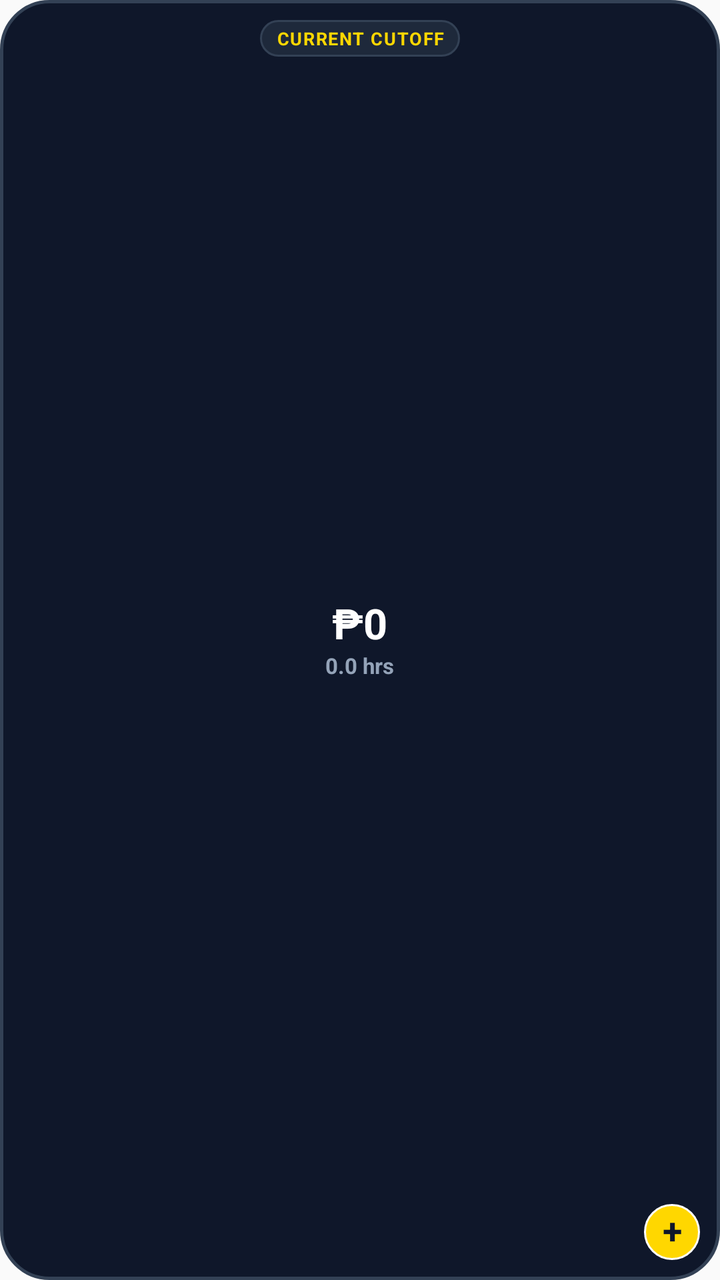
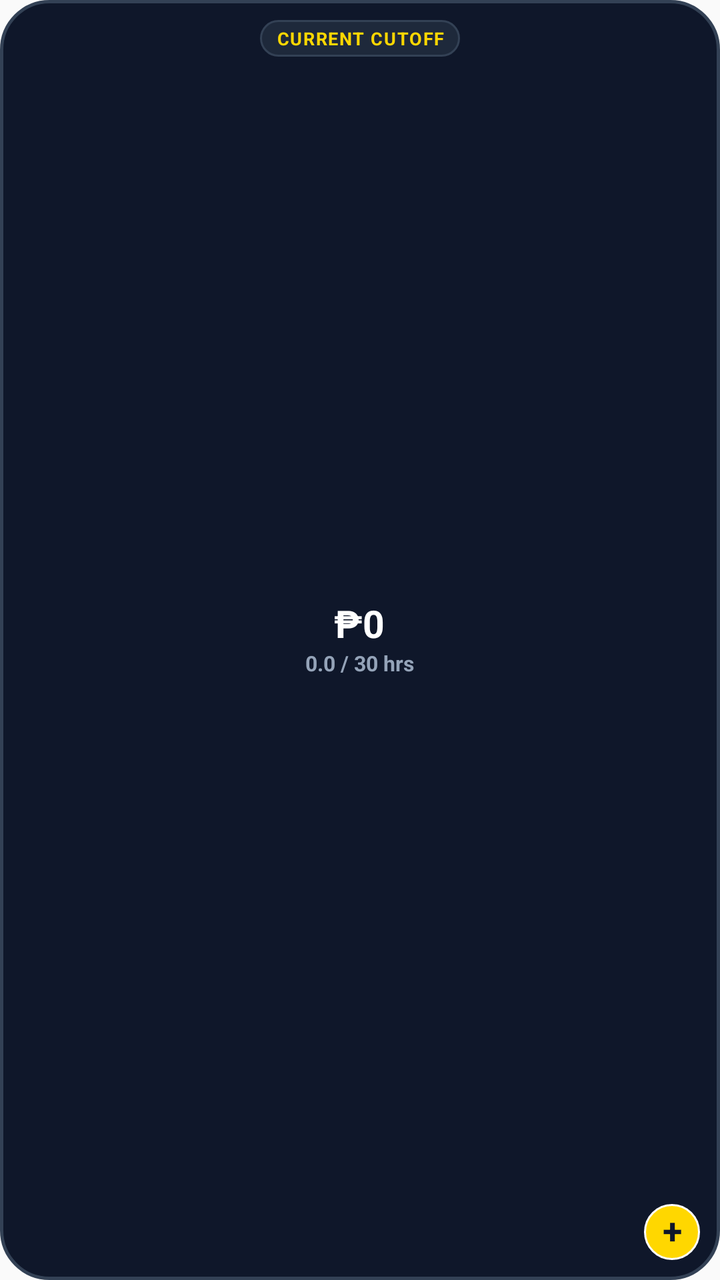

The first picture is an Android layout as it rendered before a commit; the second is the same layout after the commit. The layout source and the unified diff follow.
<!-- AndroidManifest.xml: application theme Theme.OTTracker -->
<!-- res/layout/widget_compact_gauge.xml -->
<?xml version="1.0" encoding="utf-8"?>
<RelativeLayout xmlns:android="http://schemas.android.com/apk/res/android"
    android:id="@+id/widget_compact_root"
    android:layout_width="match_parent"
    android:layout_height="match_parent"
    android:background="@drawable/widget_compact_bg"
    android:padding="10dp">

    
    <TextView
        android:id="@+id/widget_compact_badge"
        android:layout_width="wrap_content"
        android:layout_height="wrap_content"
        android:layout_alignParentTop="true"
        android:layout_centerHorizontal="true"
        android:background="@drawable/widget_pill_badge_bg"
        android:gravity="center"
        android:letterSpacing="0.06"
        android:paddingStart="8dp"
        android:paddingTop="3dp"
        android:paddingEnd="8dp"
        android:paddingBottom="3dp"
        android:text="CURRENT CUTOFF"
        android:textColor="@color/widget_gold_accent"
        android:textSize="9sp"
        android:textStyle="bold" />

    
    <RelativeLayout
        android:id="@+id/widget_compact_center_container"
        android:layout_width="wrap_content"
        android:layout_height="wrap_content"
        android:layout_centerInParent="true">

        
        <ImageView
            android:id="@+id/widget_compact_gauge_img"
            android:layout_width="118dp"
            android:layout_height="118dp"
            android:layout_centerInParent="true"
            android:contentDescription="Overtime Progress Ring"
            android:scaleType="fitCenter" />

        
        <LinearLayout
            android:layout_width="wrap_content"
            android:layout_height="wrap_content"
            android:layout_centerInParent="true"
            android:gravity="center"
            android:orientation="vertical">

            <TextView
                android:id="@+id/widget_compact_pay"
                android:layout_width="wrap_content"
                android:layout_height="wrap_content"
                android:ellipsize="end"
                android:includeFontPadding="false"
                android:maxLines="1"
                android:text="₱0"
                android:textColor="#FFFFFF"
                android:textSize="21sp"
                android:textStyle="bold" />

            <TextView
                android:id="@+id/widget_compact_hours"
                android:layout_width="wrap_content"
                android:layout_height="wrap_content"
                android:layout_marginTop="2dp"
                android:ellipsize="end"
                android:includeFontPadding="false"
                android:maxLines="1"
                android:text="0.0 hrs"
                android:textColor="@color/widget_text_muted"
                android:textSize="11sp"
                android:textStyle="bold" />
        </LinearLayout>
    </RelativeLayout>

    
    <TextView
        android:id="@+id/widget_compact_add_btn"
        android:layout_width="28dp"
        android:layout_height="28dp"
        android:layout_alignParentEnd="true"
        android:layout_alignParentBottom="true"
        android:background="@drawable/widget_gold_circle_btn"
        android:gravity="center"
        android:includeFontPadding="false"
        android:text="+"
        android:textColor="#0F172A"
        android:textSize="18sp"
        android:textStyle="bold" />

</RelativeLayout>
<!-- resources referenced by this layout -->
<resources>
  <color name="widget_gold_accent">#FFD700</color>
  <color name="widget_text_muted">#94A3B8</color>
  <!-- drawable widget_compact_bg (drawable) -->
  <?xml version="1.0" encoding="utf-8"?>
  <shape xmlns:android="http://schemas.android.com/apk/res/android"
      android:shape="rectangle">
      <solid android:color="@color/widget_dark_bg" />
      <stroke
          android:width="1.5dp"
          android:color="@color/widget_dark_border" />
      <corners android:radius="24dp" />
  </shape>
  <!-- drawable widget_gold_circle_btn (drawable) -->
  <?xml version="1.0" encoding="utf-8"?>
  <shape xmlns:android="http://schemas.android.com/apk/res/android"
      android:shape="oval">
      <solid android:color="@color/widget_gold_accent" />
      <stroke
          android:width="1dp"
          android:color="#FFFFFF" />
  </shape>
  <!-- drawable widget_pill_badge_bg (drawable) -->
  <?xml version="1.0" encoding="utf-8"?>
  <shape xmlns:android="http://schemas.android.com/apk/res/android"
      android:shape="rectangle">
      <solid android:color="@color/widget_dark_card" />
      <stroke
          android:width="1dp"
          android:color="@color/widget_dark_border" />
      <corners android:radius="12dp" />
  </shape>
  <style name="Theme.OTTracker" parent="android:Theme.Material.Light.NoActionBar" />
  <color name="widget_dark_bg">#0F172A</color>
  <color name="widget_dark_border">#334155</color>
  <color name="widget_dark_card">#1E293B</color>
</resources>

<!-- the commit's change to res/layout/widget_compact_gauge.xml (unified diff, before → after) -->
@@ -56,9 +56,10 @@
                 android:ellipsize="end"
                 android:includeFontPadding="false"
                 android:maxLines="1"
+                android:singleLine="true"
                 android:text="₱0"
                 android:textColor="#FFFFFF"
-                android:textSize="21sp"
+                android:textSize="19sp"
                 android:textStyle="bold" />
 
             <TextView
@@ -69,9 +70,10 @@
                 android:ellipsize="end"
                 android:includeFontPadding="false"
                 android:maxLines="1"
-                android:text="0.0 hrs"
+                android:singleLine="true"
+                android:text="0.0 / 30 hrs"
                 android:textColor="@color/widget_text_muted"
-                android:textSize="11sp"
+                android:textSize="10.5sp"
                 android:textStyle="bold" />
         </LinearLayout>
     </RelativeLayout>
